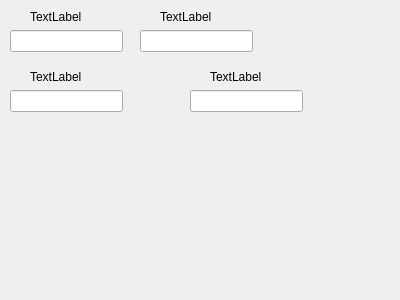
This is ui/dialogs/teacher_dialog.ui in ivadimn/nlna as Qt 5 draws it before an edit. The edited form follows.
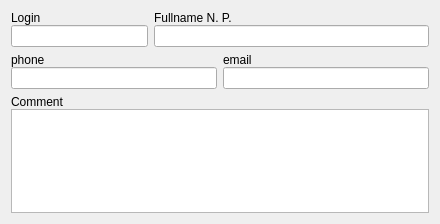
This is the edited form.

Patch:
```diff
--- a/ui/dialogs/teacher_dialog.ui
+++ b/ui/dialogs/teacher_dialog.ui
@@ -9,105 +9,108 @@
    <rect>
     <x>0</x>
     <y>0</y>
-    <width>400</width>
-    <height>300</height>
+    <width>440</width>
+    <height>224</height>
    </rect>
   </property>
   <property name="windowTitle">
    <string>Form</string>
   </property>
+  <layout class="QVBoxLayout" name="verticalLayout">
+   <item>
+    <layout class="QHBoxLayout" name="lay_line1" stretch="1,2">
+     <item>
+      <layout class="QVBoxLayout" name="lay_login">
+       <property name="spacing">
+        <number>0</number>
+       </property>
+       <item>
   <widget class="QLabel" name="lbl_login">
-   <property name="geometry">
-    <rect>
-     <x>30</x>
-     <y>10</y>
-     <width>57</width>
-     <height>14</height>
-    </rect>
-   </property>
    <property name="text">
-    <string>TextLabel</string>
-   </property>
-  </widget>
-  <widget class="QLineEdit" name="edt_login">
-   <property name="geometry">
-    <rect>
-     <x>10</x>
-     <y>30</y>
-     <width>113</width>
-     <height>22</height>
-    </rect>
-   </property>
-  </widget>
+          <string>Login</string>
+         </property>
+        </widget>
+       </item>
+       <item>
+        <widget class="QLineEdit" name="edt_login"/>
+       </item>
+      </layout>
+     </item>
+     <item>
+      <layout class="QVBoxLayout" name="lay_fio">
+       <property name="spacing">
+        <number>0</number>
+       </property>
+       <item>
   <widget class="QLabel" name="lbl_fio">
-   <property name="geometry">
-    <rect>
-     <x>160</x>
-     <y>10</y>
-     <width>57</width>
-     <height>14</height>
-    </rect>
-   </property>
    <property name="text">
-    <string>TextLabel</string>
-   </property>
-  </widget>
-  <widget class="QLineEdit" name="edt_fio">
-   <property name="geometry">
-    <rect>
-     <x>140</x>
-     <y>30</y>
-     <width>113</width>
-     <height>22</height>
-    </rect>
-   </property>
-  </widget>
+          <string>Fullname N. P.</string>
+         </property>
+        </widget>
+       </item>
+       <item>
+        <widget class="QLineEdit" name="edt_fio"/>
+       </item>
+      </layout>
+     </item>
+    </layout>
+   </item>
+   <item>
+    <layout class="QHBoxLayout" name="lay_line2">
+     <item>
+      <layout class="QVBoxLayout" name="lay_phone">
+       <property name="spacing">
+        <number>0</number>
+       </property>
+       <item>
   <widget class="QLabel" name="lbl_phone">
-   <property name="geometry">
-    <rect>
-     <x>30</x>
-     <y>70</y>
-     <width>57</width>
-     <height>14</height>
-    </rect>
-   </property>
    <property name="text">
-    <string>TextLabel</string>
-   </property>
-  </widget>
-  <widget class="QLineEdit" name="edt_phone">
-   <property name="geometry">
-    <rect>
-     <x>10</x>
-     <y>90</y>
-     <width>113</width>
-     <height>22</height>
-    </rect>
-   </property>
-  </widget>
+          <string>phone</string>
+         </property>
+        </widget>
+       </item>
+       <item>
+        <widget class="QLineEdit" name="edt_phone"/>
+       </item>
+      </layout>
+     </item>
+     <item>
+      <layout class="QVBoxLayout" name="lay_email">
+       <property name="spacing">
+        <number>0</number>
+       </property>
+       <item>
   <widget class="QLabel" name="lbl_email">
-   <property name="geometry">
-    <rect>
-     <x>210</x>
-     <y>70</y>
-     <width>57</width>
-     <height>14</height>
-    </rect>
-   </property>
    <property name="text">
-    <string>TextLabel</string>
-   </property>
-  </widget>
-  <widget class="QLineEdit" name="edt_email">
-   <property name="geometry">
-    <rect>
-     <x>190</x>
-     <y>90</y>
-     <width>113</width>
-     <height>22</height>
-    </rect>
-   </property>
-  </widget>
+          <string>email</string>
+         </property>
+        </widget>
+       </item>
+       <item>
+        <widget class="QLineEdit" name="edt_email"/>
+       </item>
+      </layout>
+     </item>
+    </layout>
+   </item>
+   <item>
+    <layout class="QVBoxLayout" name="lay_comment">
+     <property name="spacing">
+      <number>0</number>
+     </property>
+     <item>
+      <widget class="QLabel" name="lbl_comment">
+       <property name="text">
+        <string>Comment</string>
+       </property>
+      </widget>
+     </item>
+     <item>
+      <widget class="QTextEdit" name="edt_comment"/>
+     </item>
+    </layout>
+   </item>
+  </layout>
  </widget>
  <resources/>
  <connections/>
```
Lines whose indentation alone changed are shown as unchanged.
